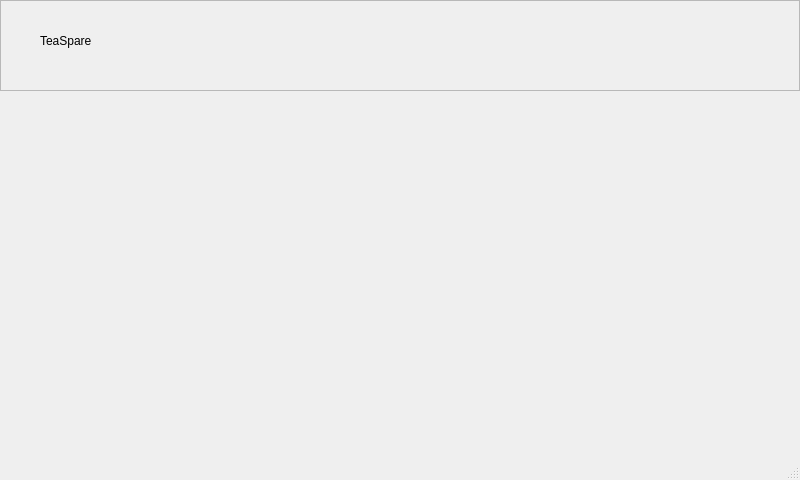
Before: the Qt Designer form ui/untitled.ui in BSSM-Garden/gui, drawn with Qt 5.
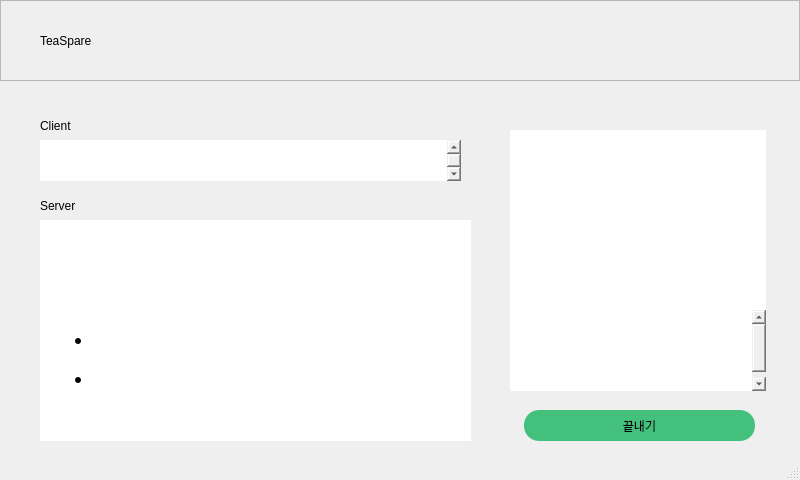
After: the same form once the commit is applied. Icons and pictures are not drawn.

Diff of the .ui file:
```diff
--- a/ui/untitled.ui
+++ b/ui/untitled.ui
@@ -10,9 +10,24 @@
     <height>480</height>
    </rect>
   </property>
+  <property name="maximumSize">
+   <size>
+    <width>800</width>
+    <height>480</height>
+   </size>
+  </property>
   <property name="windowTitle">
    <string>MainWindow</string>
   </property>
+  <property name="windowOpacity">
+   <double>1.000000000000000</double>
+  </property>
+  <property name="layoutDirection">
+   <enum>Qt::LeftToRight</enum>
+  </property>
+  <property name="autoFillBackground">
+   <bool>false</bool>
+  </property>
   <property name="styleSheet">
    <string notr="true">background-color: '#2B2B2D';</string>
   </property>
@@ -23,7 +38,7 @@
       <x>0</x>
       <y>0</y>
       <width>800</width>
-      <height>91</height>
+      <height>81</height>
      </rect>
     </property>
     <property name="styleSheet">
@@ -53,6 +68,257 @@
      </property>
      <property name="text">
       <string>TeaSpare</string>
+     </property>
+    </widget>
+    <widget class="QPushButton" name="pushButton_2">
+     <property name="geometry">
+      <rect>
+       <x>670</x>
+       <y>20</y>
+       <width>75</width>
+       <height>51</height>
+      </rect>
+     </property>
+     <property name="styleSheet">
+      <string notr="true">border: none;</string>
+     </property>
+     <property name="text">
+      <string/>
+     </property>
+     <property name="icon">
+      <iconset>
+       <normaloff>aistart.png</normaloff>aistart.png</iconset>
+     </property>
+     <property name="iconSize">
+      <size>
+       <width>30</width>
+       <height>30</height>
+      </size>
+     </property>
+    </widget>
+   </widget>
+   <widget class="QFrame" name="frame_2">
+    <property name="geometry">
+     <rect>
+      <x>20</x>
+      <y>90</y>
+      <width>471</width>
+      <height>371</height>
+     </rect>
+    </property>
+    <property name="styleSheet">
+     <string notr="true">background-color: '#373739';
+border-radius: 20px;</string>
+    </property>
+    <property name="frameShape">
+     <enum>QFrame::StyledPanel</enum>
+    </property>
+    <property name="frameShadow">
+     <enum>QFrame::Raised</enum>
+    </property>
+    <widget class="QLabel" name="label_2">
+     <property name="geometry">
+      <rect>
+       <x>20</x>
+       <y>110</y>
+       <width>56</width>
+       <height>12</height>
+      </rect>
+     </property>
+     <property name="styleSheet">
+      <string notr="true">color: '#44C07D';
+font: 12pt &quot;Arial&quot;;</string>
+     </property>
+     <property name="text">
+      <string>Server</string>
+     </property>
+    </widget>
+    <widget class="QTextBrowser" name="textBrowser">
+     <property name="geometry">
+      <rect>
+       <x>20</x>
+       <y>50</y>
+       <width>421</width>
+       <height>41</height>
+      </rect>
+     </property>
+     <property name="font">
+      <font>
+       <family>나눔고딕</family>
+       <pointsize>10</pointsize>
+      </font>
+     </property>
+     <property name="html">
+      <string>&lt;!DOCTYPE HTML PUBLIC &quot;-//W3C//DTD HTML 4.0//EN&quot; &quot;http://www.w3.org/TR/REC-html40/strict.dtd&quot;&gt;
+&lt;html&gt;&lt;head&gt;&lt;meta name=&quot;qrichtext&quot; content=&quot;1&quot; /&gt;&lt;style type=&quot;text/css&quot;&gt;
+p, li { white-space: pre-wrap; }
+&lt;/style&gt;&lt;/head&gt;&lt;body style=&quot; font-family:'나눔고딕'; font-size:10pt; font-weight:400; font-style:normal;&quot;&gt;
+&lt;p style=&quot; margin-top:10px; margin-bottom:0px; margin-left:0px; margin-right:0px; -qt-block-indent:0; text-indent:0px;&quot;&gt;&lt;span style=&quot; font-family:'Gulim'; color:#ffffff;&quot;&gt;오늘 중요한 미팅이 있어서 너무 긴장 돼.&lt;br /&gt;도움이 되는 차가 있을까?&lt;/span&gt;&lt;/p&gt;&lt;/body&gt;&lt;/html&gt;</string>
+     </property>
+    </widget>
+    <widget class="QLabel" name="label_3">
+     <property name="geometry">
+      <rect>
+       <x>20</x>
+       <y>30</y>
+       <width>56</width>
+       <height>12</height>
+      </rect>
+     </property>
+     <property name="styleSheet">
+      <string notr="true">color: '#44C07D';
+font: 12pt &quot;Arial&quot;;</string>
+     </property>
+     <property name="text">
+      <string>Client</string>
+     </property>
+    </widget>
+    <widget class="QTextBrowser" name="textBrowser_2">
+     <property name="geometry">
+      <rect>
+       <x>20</x>
+       <y>130</y>
+       <width>431</width>
+       <height>221</height>
+      </rect>
+     </property>
+     <property name="font">
+      <font>
+       <family>나눔고딕</family>
+       <pointsize>11</pointsize>
+      </font>
+     </property>
+     <property name="html">
+      <string>&lt;!DOCTYPE HTML PUBLIC &quot;-//W3C//DTD HTML 4.0//EN&quot; &quot;http://www.w3.org/TR/REC-html40/strict.dtd&quot;&gt;
+&lt;html&gt;&lt;head&gt;&lt;meta name=&quot;qrichtext&quot; content=&quot;1&quot; /&gt;&lt;style type=&quot;text/css&quot;&gt;
+p, li { white-space: pre-wrap; }
+&lt;/style&gt;&lt;/head&gt;&lt;body style=&quot; font-family:'나눔고딕'; font-size:11pt; font-weight:400; font-style:normal;&quot;&gt;
+&lt;p style=&quot; margin-top:0px; margin-bottom:0px; margin-left:0px; margin-right:0px; -qt-block-indent:0; text-indent:0px;&quot;&gt;&lt;span style=&quot; font-family:'Gulim'; font-size:10pt; color:#ffffff;&quot;&gt;오늘 중요한 미팅 때문에 긴장되시겠군요. 긴장을 완화시키고 마음을 진정시켜 줄 수 있는 차로는 '카모마일 차'를 추천드립니다. &lt;/span&gt;&lt;/p&gt;
+&lt;p style=&quot;-qt-paragraph-type:empty; margin-top:0px; margin-bottom:0px; margin-left:0px; margin-right:0px; -qt-block-indent:0; text-indent:0px; font-family:'Gulim'; font-size:10pt; color:#ffffff;&quot;&gt;&lt;br /&gt;&lt;/p&gt;
+&lt;p style=&quot; margin-top:0px; margin-bottom:0px; margin-left:0px; margin-right:0px; -qt-block-indent:0; text-indent:0px;&quot;&gt;&lt;span style=&quot; font-family:'Gulim'; font-size:10pt; color:#ffffff;&quot;&gt;카모마일에는 아피제닌이라는 성분이 함유되어 있어, 뇌에서 스트레스를 받을 때 활성화되는 특정 수용체에 결합하여 긴장을 완화시키는 데 도움을 줍니다.&lt;/span&gt;&lt;/p&gt;
+&lt;ul style=&quot;margin-top: 0px; margin-bottom: 0px; margin-left: 0px; margin-right: 0px; -qt-list-indent: 1;&quot;&gt;&lt;li style=&quot; font-family:'Gulim'; font-size:10pt; color:#ffffff;&quot; style=&quot; margin-top:12px; margin-bottom:0px; margin-left:0px; margin-right:0px; -qt-block-indent:0; text-indent:0px;&quot;&gt; 미팅 전 몇 시간 동안 따뜻한 카모마일 차를 천천히 마시면서 마음을 진정시키세요.&lt;/li&gt;
+&lt;li style=&quot; font-family:'Gulim'; font-size:10pt; color:#ffffff;&quot; style=&quot; margin-top:0px; margin-bottom:0px; margin-left:0px; margin-right:0px; -qt-block-indent:0; text-indent:0px;&quot;&gt;카모마일 차를 통해 긴장을 조금이나마 덜어낼 수 있기를 바랍니다&lt;/li&gt;&lt;/ul&gt;
+&lt;p style=&quot;-qt-paragraph-type:empty; margin-top:0px; margin-bottom:0px; margin-left:0px; margin-right:0px; -qt-block-indent:0; text-indent:0px; font-family:'Gulim'; font-size:10pt; color:#ffffff;&quot;&gt;&lt;br /&gt;&lt;/p&gt;
+&lt;p style=&quot; margin-top:0px; margin-bottom:0px; margin-left:0px; margin-right:0px; -qt-block-indent:0; text-indent:0px;&quot;&gt;&lt;span style=&quot; font-family:'Gulim'; font-size:10pt; color:#ffffff;&quot;&gt;오늘 미팅이 성공적으로 잘 진행되길 응원할게요! 화이팅입니다!&lt;/span&gt;&lt;/p&gt;&lt;/body&gt;&lt;/html&gt;</string>
+     </property>
+    </widget>
+   </widget>
+   <widget class="QFrame" name="frame_3">
+    <property name="geometry">
+     <rect>
+      <x>500</x>
+      <y>90</y>
+      <width>281</width>
+      <height>371</height>
+     </rect>
+    </property>
+    <property name="styleSheet">
+     <string notr="true">background-color: '#373739';
+border-radius: 20px;</string>
+    </property>
+    <property name="frameShape">
+     <enum>QFrame::StyledPanel</enum>
+    </property>
+    <property name="frameShadow">
+     <enum>QFrame::Raised</enum>
+    </property>
+    <widget class="QTextBrowser" name="textBrowser_3">
+     <property name="geometry">
+      <rect>
+       <x>10</x>
+       <y>40</y>
+       <width>256</width>
+       <height>192</height>
+      </rect>
+     </property>
+     <property name="html">
+      <string>&lt;!DOCTYPE HTML PUBLIC &quot;-//W3C//DTD HTML 4.0//EN&quot; &quot;http://www.w3.org/TR/REC-html40/strict.dtd&quot;&gt;
+&lt;html&gt;&lt;head&gt;&lt;meta name=&quot;qrichtext&quot; content=&quot;1&quot; /&gt;&lt;style type=&quot;text/css&quot;&gt;
+p, li { white-space: pre-wrap; }
+&lt;/style&gt;&lt;/head&gt;&lt;body style=&quot; font-family:'Gulim'; font-size:9pt; font-weight:400; font-style:normal;&quot;&gt;
+&lt;p style=&quot;-qt-paragraph-type:empty; margin-top:0px; margin-bottom:0px; margin-left:0px; margin-right:0px; -qt-block-indent:0; text-indent:0px;&quot;&gt;&lt;br /&gt;&lt;/p&gt;&lt;/body&gt;&lt;/html&gt;</string>
+     </property>
+    </widget>
+    <widget class="QLabel" name="label_4">
+     <property name="geometry">
+      <rect>
+       <x>20</x>
+       <y>10</y>
+       <width>241</width>
+       <height>151</height>
+      </rect>
+     </property>
+     <property name="contextMenuPolicy">
+      <enum>Qt::NoContextMenu</enum>
+     </property>
+     <property name="text">
+      <string/>
+     </property>
+     <property name="pixmap">
+      <pixmap>flower1.png</pixmap>
+     </property>
+     <property name="scaledContents">
+      <bool>true</bool>
+     </property>
+    </widget>
+    <widget class="QLabel" name="label_5">
+     <property name="geometry">
+      <rect>
+       <x>90</x>
+       <y>170</y>
+       <width>111</width>
+       <height>31</height>
+      </rect>
+     </property>
+     <property name="layoutDirection">
+      <enum>Qt::LeftToRight</enum>
+     </property>
+     <property name="styleSheet">
+      <string notr="true">color: rgb(255, 255, 255);
+font: 87 20pt &quot;나눔스퀘어 네오 OTF Heavy&quot;;
+text-align: center;</string>
+     </property>
+     <property name="text">
+      <string>카모바일</string>
+     </property>
+    </widget>
+    <widget class="QPushButton" name="pushButton">
+     <property name="geometry">
+      <rect>
+       <x>24</x>
+       <y>320</y>
+       <width>231</width>
+       <height>31</height>
+      </rect>
+     </property>
+     <property name="autoFillBackground">
+      <bool>false</bool>
+     </property>
+     <property name="styleSheet">
+      <string notr="true">background-color: rgb(68, 192, 125);
+font: 63 13pt &quot;나눔고딕&quot;;
+border-radius: 15px;
+color: 'white';</string>
+     </property>
+     <property name="text">
+      <string>끝내기</string>
+     </property>
+    </widget>
+    <widget class="QTextBrowser" name="textBrowser_4">
+     <property name="geometry">
+      <rect>
+       <x>10</x>
+       <y>220</y>
+       <width>256</width>
+       <height>81</height>
+      </rect>
+     </property>
+     <property name="html">
+      <string>&lt;!DOCTYPE HTML PUBLIC &quot;-//W3C//DTD HTML 4.0//EN&quot; &quot;http://www.w3.org/TR/REC-html40/strict.dtd&quot;&gt;
+&lt;html&gt;&lt;head&gt;&lt;meta name=&quot;qrichtext&quot; content=&quot;1&quot; /&gt;&lt;style type=&quot;text/css&quot;&gt;
+p, li { white-space: pre-wrap; }
+&lt;/style&gt;&lt;/head&gt;&lt;body style=&quot; font-family:'Gulim'; font-size:9pt; font-weight:400; font-style:normal;&quot;&gt;
+&lt;p align=&quot;center&quot; style=&quot; margin-top:0px; margin-bottom:0px; margin-left:0px; margin-right:0px; -qt-block-indent:0; text-indent:0px;&quot;&gt;&lt;span style=&quot; font-size:10pt; color:#ffffff;&quot;&gt;카모마일 차는 진정 효과가 있어 스트레스를 해소하고 안정감을 가져다 줄 수 있습니다. 특히 속이 울렁거리는 경우나 긴장된 경우에 좋습니다.&lt;/span&gt;&lt;/p&gt;&lt;/body&gt;&lt;/html&gt;</string>
      </property>
     </widget>
    </widget>
```
Left out of the diff: 11 changed lines with no effect on the pictures.
